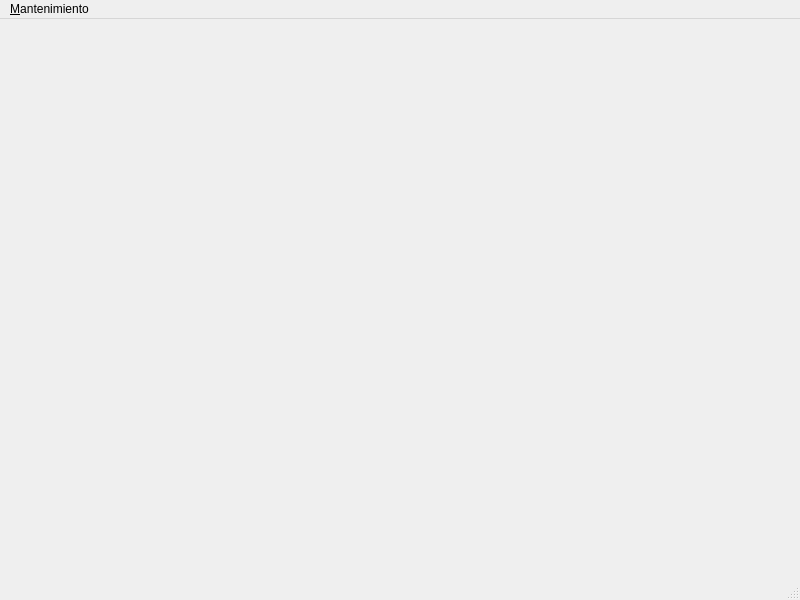
This is src/views/ui/frm_main.ui in ati60884341-bit/RIOJA-BIBLIOTECA as Qt 5 draws it before an edit. The edited form follows.
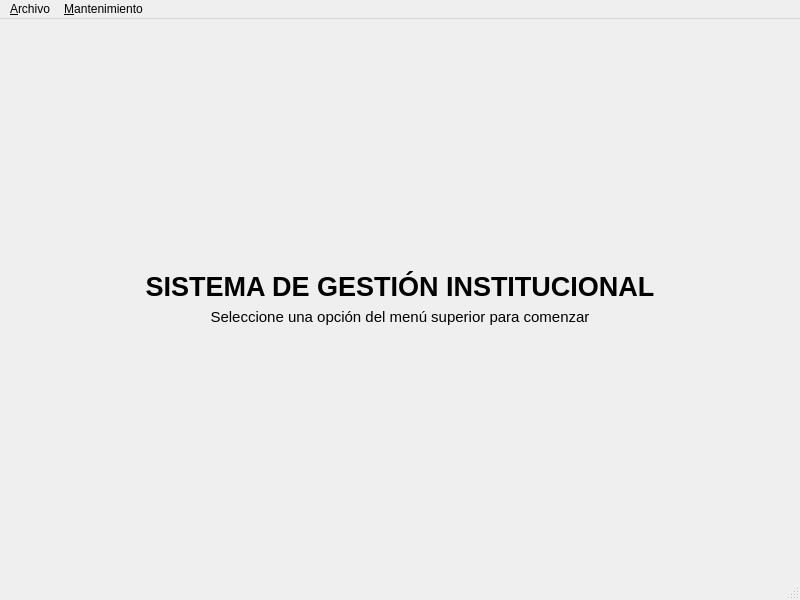
This is the edited form.

Patch:
```diff
--- a/src/views/ui/frm_main.ui
+++ b/src/views/ui/frm_main.ui
@@ -13,7 +13,67 @@
   <property name="windowTitle">
    <string>Sistema de Gestión de Biblioteca</string>
   </property>
-  <widget class="QWidget" name="centralwidget"/>
+  <widget class="QWidget" name="centralwidget">
+   <layout class="QVBoxLayout" name="verticalLayout">
+    <item>
+     <spacer name="spacer_superior">
+      <property name="orientation">
+       <enum>Qt::Orientation::Vertical</enum>
+      </property>
+      <property name="sizeHint" stdset="0">
+       <size>
+        <width>20</width>
+        <height>40</height>
+       </size>
+      </property>
+     </spacer>
+    </item>
+    <item>
+     <widget class="QLabel" name="lbl_titulo">
+      <property name="font">
+       <font>
+        <pointsize>20</pointsize>
+        <bold>true</bold>
+       </font>
+      </property>
+      <property name="text">
+       <string>SISTEMA DE GESTIÓN INSTITUCIONAL</string>
+      </property>
+      <property name="alignment">
+       <set>Qt::AlignmentFlag::AlignCenter</set>
+      </property>
+     </widget>
+    </item>
+    <item>
+     <widget class="QLabel" name="lbl_subtitulo">
+      <property name="font">
+       <font>
+        <pointsize>11</pointsize>
+       </font>
+      </property>
+      <property name="text">
+       <string>Seleccione una opción del menú superior para comenzar</string>
+      </property>
+      <property name="alignment">
+       <set>Qt::AlignmentFlag::AlignCenter</set>
+      </property>
+     </widget>
+    </item>
+    <item>
+     <spacer name="spacer_inferior">
+      <property name="orientation">
+       <enum>Qt::Orientation::Vertical</enum>
+      </property>
+      <property name="sizeHint" stdset="0">
+       <size>
+        <width>20</width>
+        <height>40</height>
+       </size>
+      </property>
+     </spacer>
+    </item>
+   </layout>
+  </widget>
   <widget class="QMenuBar" name="menubar">
    <property name="geometry">
     <rect>
@@ -23,6 +83,12 @@
      <height>22</height>
     </rect>
    </property>
+   <widget class="QMenu" name="menuArchivo">
+    <property name="title">
+     <string>&amp;Archivo</string>
+    </property>
+    <addaction name="action_salir"/>
+   </widget>
    <widget class="QMenu" name="menuMantenimiento">
     <property name="title">
      <string>&amp;Mantenimiento</string>
@@ -31,6 +97,7 @@
     <addaction name="action_empleados"/>
     <addaction name="action_roles"/>
    </widget>
+   <addaction name="menuArchivo"/>
    <addaction name="menuMantenimiento"/>
   </widget>
   <widget class="QStatusBar" name="statusbar"/>
```
Left out of the diff: 9 changed lines with no effect on the pictures.
